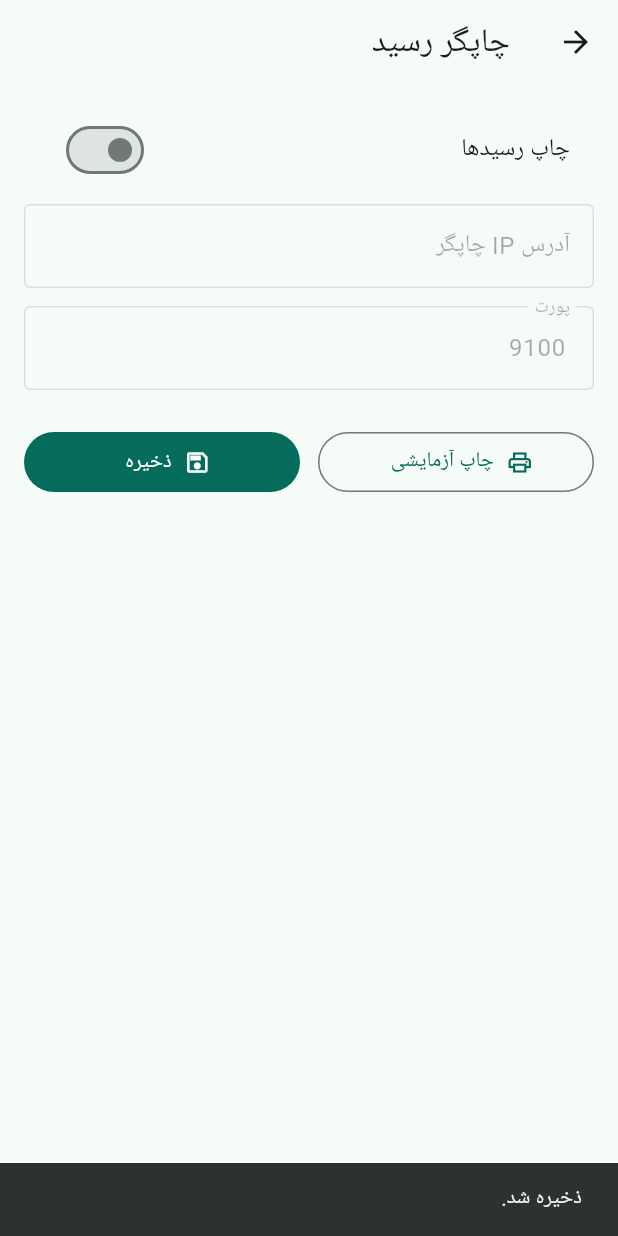
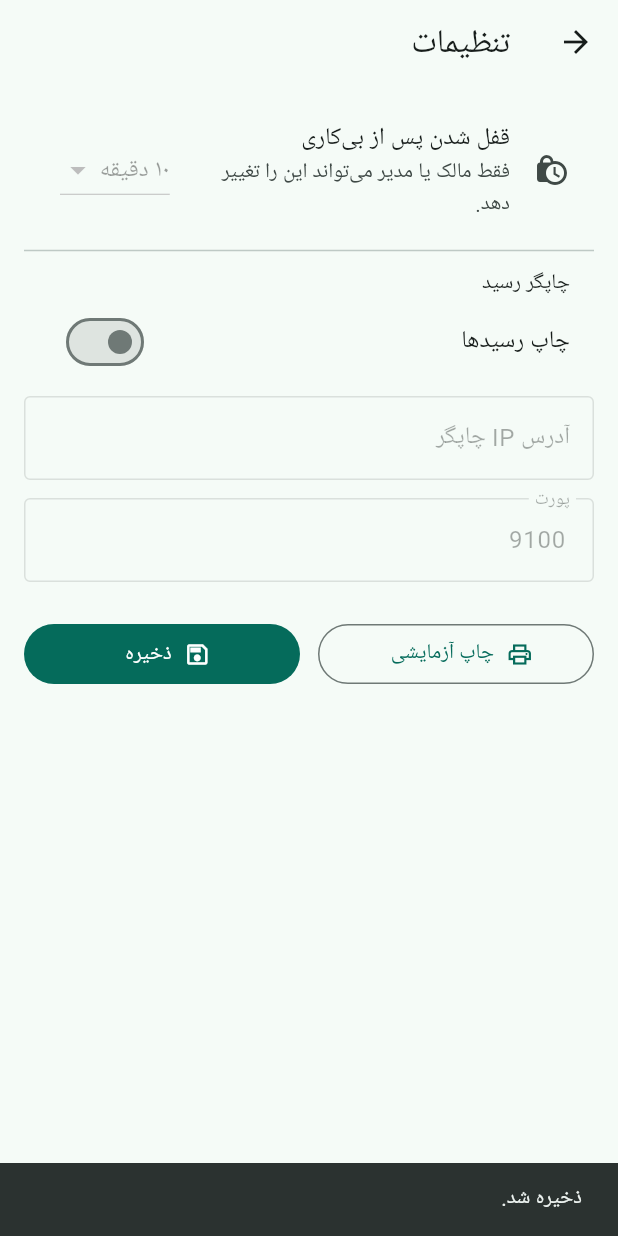
Before and after one commit to aminullah-dev/DukanPro, a Flutter app: the PrinterSettingsScreen screen opened directly, after a tap on "ذخیره", on a phone screen of 412 x 824 dp. Run offline on Flutter 3.47's test engine with Material 3 defaults, Android fonts, the phone set to English and light mode, and no system bars; our stand-ins replace dio, drift, flutter_riverpod, flutter_secure_storage, go_router, local_auth; missing offline and left inert: cryptography; accounts and stored records are empty; generated files the repository leaves out were written again.

Commit message:
Idle lock chosen by management: owners and managers set how soon an idle device locks; 10 minutes until they do
- New permission settings.manage (owner and manager), mirrored in dukan_core
  and the server.
- The idle time is a device setting on the Settings screen: 1, 2, 5, 10, 15 or
  30 minutes, 10 by default. Everyone sees it; only settings.manage can change
  it, and the controller refuses anyone else (ACCESS_DENIED) and any other value.
- SessionGuard restarts its count when the time changes, so a new choice counts
  from the moment it is made.
- The Settings screen is titled Settings, with the printer under its own heading.

The 30-day offline unlock stays as it is.

Co-Authored-By: Claude Opus 5 <noreply@anthropic.com>

```diff
--- a/app/lib/app_shell.dart
+++ b/app/lib/app_shell.dart
@@ -22,6 +22,7 @@ import 'features/pos/pos_screen.dart';
 import 'features/purchasing/receive_stock_screen.dart';
 import 'features/purchasing/suppliers_screen.dart';
 import 'features/settings/printer_settings_screen.dart';
+import 'features/settings/settings_providers.dart';
 import 'features/sync/sync_button.dart';
 import 'features/sync/sync_providers.dart';
 import 'features/read_models.dart';
@@ -77,8 +78,11 @@ class AppShell extends ConsumerWidget {
     ];
 
     final showBell = can(Permission.reportView);
+    // Chosen per device by an owner or manager; 10 minutes until they do.
+    final idleMinutes = ref.watch(idleLockProvider).asData?.value ?? kDefaultIdleLockMinutes;
     return SessionGuard(
       onLock: () => ref.read(authControllerProvider.notifier).lock(),
+      idleLock: Duration(minutes: idleMinutes),
       child: _Shell(features: features, showBell: showBell),
     );
   }
--- a/app/lib/features/settings/printer_settings_screen.dart
+++ b/app/lib/features/settings/printer_settings_screen.dart
@@ -1,3 +1,4 @@
+import 'package:dukan_core/dukan_core.dart' show Permission;
 import 'package:dukan_hardware/dukan_hardware.dart';
 import 'package:flutter/material.dart';
 import 'package:flutter_riverpod/flutter_riverpod.dart';
@@ -82,7 +83,7 @@ class _PrinterSettingsScreenState extends ConsumerState<PrinterSettingsScreen> {
     final l = AppLocalizations.of(context);
     final async = ref.watch(printerSettingsControllerProvider);
     return Scaffold(
-      appBar: AppBar(leading: ShellScope.menuButton(context), title: Text(l.printerSettings)),
+      appBar: AppBar(leading: ShellScope.menuButton(context), title: Text(l.settings)),
       body: async.when(
         loading: () => const Center(child: CircularProgressIndicator()),
         error: (e, _) => ErrorMessage(e),
@@ -92,6 +93,11 @@ class _PrinterSettingsScreenState extends ConsumerState<PrinterSettingsScreen> {
             padding: const EdgeInsets.all(16),
             children: [
               const _BiometricTile(),
+              const IdleLockTile(),
+              Padding(
+                padding: const EdgeInsets.symmetric(horizontal: 16),
+                child: Text(l.printerSettings, style: Theme.of(context).textTheme.titleSmall),
+              ),
               SwitchListTile(
                 title: Text(l.enablePrinting),
                 value: _enabled,
@@ -204,6 +210,53 @@ class _BiometricTileState extends ConsumerState<_BiometricTile> {
   }
 }
 
+/// How soon this device locks when nobody touches it. Everyone sees the value;
+/// only an owner or a manager (settings.manage) can change it.
+class IdleLockTile extends ConsumerWidget {
+  const IdleLockTile({super.key});
+
+  Future<void> _choose(BuildContext context, WidgetRef ref, int minutes) async {
+    final l = AppLocalizations.of(context);
+    final messenger = ScaffoldMessenger.of(context);
+    try {
+      await ref.read(idleLockProvider.notifier).save(minutes);
+      messenger.showSnackBar(SnackBar(content: Text(l.savedOk)));
+    } on Object catch (e) {
+      messenger.showSnackBar(SnackBar(content: Text(appErrorText(l, e))));
+    }
+  }
+
+  @override
+  Widget build(BuildContext context, WidgetRef ref) {
+    final l = AppLocalizations.of(context);
+    final minutes = ref.watch(idleLockProvider).asData?.value;
+    if (minutes == null) return const SizedBox.shrink();
+    final canChange = ref.watch(sessionActorProvider)?.can(Permission.settingsManage) ?? false;
+    return Column(
+      mainAxisSize: MainAxisSize.min,
+      children: [
+        ListTile(
+          leading: const Icon(Icons.lock_clock),
+          title: Text(l.idleLockSetting),
+          subtitle: canChange ? null : Text(l.idleLockManagersOnly),
+          trailing: DropdownButton<int>(
+            value: minutes,
+            items: [
+              for (final m in kIdleLockChoices) DropdownMenuItem(value: m, child: Text(l.idleLockMinutes(m))),
+            ],
+            onChanged: canChange
+                ? (m) {
+                    if (m != null && m != minutes) _choose(context, ref, m);
+                  }
+                : null,
+          ),
+        ),
+        const Divider(height: 24),
+      ],
+    );
+  }
+}
+
 class _PasswordDialog extends StatefulWidget {
   const _PasswordDialog();
   @override
--- a/app/lib/features/settings/settings_providers.dart
+++ b/app/lib/features/settings/settings_providers.dart
@@ -1,10 +1,12 @@
 import 'dart:convert';
 
+import 'package:dukan_core/dukan_core.dart' show Permission, PermissionDeniedError, ValidationError;
 import 'package:dukan_data/dukan_data.dart';
 import 'package:dukan_hardware/dukan_hardware.dart';
 import 'package:flutter_riverpod/flutter_riverpod.dart';
 
 import '../auth/providers.dart';
+import '../auth/session.dart';
 
 /// Device-local thermal-printer configuration (ESC/POS over TCP).
 class PrinterConfig {
@@ -66,3 +68,35 @@ final receiptPrinterProvider = Provider<ReceiptPrinter?>((ref) {
   if (config == null || !config.isReady) return null;
   return TcpReceiptPrinter(host: config.host.trim(), port: config.port);
 });
+
+/// How soon an idle app locks, in minutes: a setting of this device, chosen by
+/// an owner or a manager (settings.manage). A till several people share wants
+/// it short, a one-person shop longer; until someone chooses, it is 10 minutes.
+const kIdleLockChoices = [1, 2, 5, 10, 15, 30];
+const kDefaultIdleLockMinutes = 10;
+const idleLockSettingKey = 'idle_lock_minutes';
+
+class IdleLockController extends AsyncNotifier<int> {
+  SettingsStore get _store => ref.read(settingsStoreProvider);
+
+  @override
+  Future<int> build() async {
+    final saved = int.tryParse(await _store.get(idleLockSettingKey) ?? '');
+    return kIdleLockChoices.contains(saved) ? saved! : kDefaultIdleLockMinutes;
+  }
+
+  /// Keeps [minutes] for this device. The screen offers the choice only to an
+  /// owner or a manager; this holds whoever calls it.
+  Future<void> save(int minutes) async {
+    if (!(ref.read(sessionActorProvider)?.can(Permission.settingsManage) ?? false)) {
+      throw PermissionDeniedError('ACCESS_DENIED', {'permission': Permission.settingsManage.code});
+    }
+    if (!kIdleLockChoices.contains(minutes)) {
+      throw ValidationError('IDLE_LOCK_INVALID', {'minutes': minutes});
+    }
+    await _store.set(idleLockSettingKey, '$minutes');
+    state = AsyncData(minutes);
+  }
+}
+
+final idleLockProvider = AsyncNotifierProvider<IdleLockController, int>(IdleLockController.new);
--- a/app/lib/l10n/app_en.arb
+++ b/app/lib/l10n/app_en.arb
@@ -156,6 +156,10 @@
   "language": "Language",
   "errSessionEnded": "Your access has changed or ended. Sign in again.",
   "biometricUnlockSetting": "Unlock with fingerprint",
+  "idleLockSetting": "Lock when idle for",
+  "idleLockMinutes": "{count, plural, =1{{count} minute} other{{count} minutes}}",
+  "@idleLockMinutes": { "placeholders": { "count": { "type": "int", "format": "decimalPattern" } } },
+  "idleLockManagersOnly": "Only an owner or a manager can change this.",
   "confirmPasswordTitle": "Confirm your password",
   "lastSyncedAt": "Last synced {time}",
   "@lastSyncedAt": { "placeholders": { "time": { "type": "String" } } },
--- a/app/lib/l10n/app_fa.arb
+++ b/app/lib/l10n/app_fa.arb
@@ -147,6 +147,9 @@
   "language": "زبان",
   "errSessionEnded": "دسترسی شما تغییر کرده یا پایان یافته است. دوباره وارد شوید.",
   "biometricUnlockSetting": "باز کردن با اثر انگشت",
+  "idleLockSetting": "قفل شدن پس از بی‌کاری",
+  "idleLockMinutes": "{count, plural, =1{{count} دقیقه} other{{count} دقیقه}}",
+  "idleLockManagersOnly": "فقط مالک یا مدیر می‌تواند این را تغییر دهد.",
   "confirmPasswordTitle": "رمز عبور خود را تأیید کنید",
   "lastSyncedAt": "آخرین همگام‌سازی {time}",
   "employees": "کارمندان",
--- a/app/lib/l10n/app_fa_AF.arb
+++ b/app/lib/l10n/app_fa_AF.arb
@@ -147,6 +147,9 @@
   "language": "زبان",
   "errSessionEnded": "دسترسی شما تغییر کرده یا پایان یافته است. دوباره وارد شوید.",
   "biometricUnlockSetting": "باز کردن با اثر انگشت",
+  "idleLockSetting": "قفل شدن پس از بی‌کاری",
+  "idleLockMinutes": "{count, plural, =1{{count} دقیقه} other{{count} دقیقه}}",
+  "idleLockManagersOnly": "فقط مالک یا مدیر می‌تواند این را تغییر دهد.",
   "confirmPasswordTitle": "رمز عبور خود را تأیید کنید",
   "lastSyncedAt": "آخرین همگام‌سازی {time}",
   "employees": "کارمندان",
--- a/app/lib/l10n/app_localizations.dart
+++ b/app/lib/l10n/app_localizations.dart
@@ -983,6 +983,24 @@ abstract class AppLocalizations {
   /// **'Unlock with fingerprint'**
   String get biometricUnlockSetting;
 
+  /// No description provided for @idleLockSetting.
+  ///
+  /// In en, this message translates to:
+  /// **'Lock when idle for'**
+  String get idleLockSetting;
+
+  /// No description provided for @idleLockMinutes.
+  ///
+  /// In en, this message translates to:
+  /// **'{count, plural, =1{{count} minute} other{{count} minutes}}'**
+  String idleLockMinutes(int count);
+
+  /// No description provided for @idleLockManagersOnly.
+  ///
+  /// In en, this message translates to:
+  /// **'Only an owner or a manager can change this.'**
+  String get idleLockManagersOnly;
+
   /// No description provided for @confirmPasswordTitle.
   ///
   /// In en, this message translates to:
--- a/app/lib/l10n/app_localizations_fa.dart
+++ b/app/lib/l10n/app_localizations_fa.dart
@@ -546,6 +546,28 @@ class AppLocalizationsFa extends AppLocalizations {
   String get biometricUnlockSetting => 'باز کردن با اثر انگشت';
 
   @override
+  String get idleLockSetting => 'قفل شدن پس از بی‌کاری';
+
+  @override
+  String idleLockMinutes(int count) {
+    final intl.NumberFormat countNumberFormat =
+        intl.NumberFormat.decimalPattern(localeName);
+    final String countString = countNumberFormat.format(count);
+
+    String _temp0 = intl.Intl.pluralLogic(
+      count,
+      locale: localeName,
+      other: '$countString دقیقه',
+      one: '$countString دقیقه',
+    );
+    return '$_temp0';
+  }
+
+  @override
+  String get idleLockManagersOnly =>
+      'فقط مالک یا مدیر می‌تواند این را تغییر دهد.';
+
+  @override
   String get confirmPasswordTitle => 'رمز عبور خود را تأیید کنید';
 
   @override
@@ -1666,6 +1688,28 @@ class AppLocalizationsFaAf extends AppLocalizationsFa {
   String get biometricUnlockSetting => 'باز کردن با اثر انگشت';
 
   @override
+  String get idleLockSetting => 'قفل شدن پس از بی‌کاری';
+
+  @override
+  String idleLockMinutes(int count) {
+    final intl.NumberFormat countNumberFormat =
+        intl.NumberFormat.decimalPattern(localeName);
+    final String countString = countNumberFormat.format(count);
+
+    String _temp0 = intl.Intl.pluralLogic(
+      count,
+      locale: localeName,
+      other: '$countString دقیقه',
+      one: '$countString دقیقه',
+    );
+    return '$_temp0';
+  }
+
+  @override
+  String get idleLockManagersOnly =>
+      'فقط مالک یا مدیر می‌تواند این را تغییر دهد.';
+
+  @override
   String get confirmPasswordTitle => 'رمز عبور خود را تأیید کنید';
 
   @override
--- a/app/lib/l10n/app_ps.arb
+++ b/app/lib/l10n/app_ps.arb
@@ -147,6 +147,9 @@
   "language": "ژبه",
   "errSessionEnded": "ستاسو لاسرسی بدل شوی یا پای ته رسېدلی دی. بیا ننوځئ.",
   "biometricUnlockSetting": "د ګوتې په نښه خلاصول",
+  "idleLockSetting": "له بېکارۍ وروسته قلفېدل",
+  "idleLockMinutes": "{count, plural, =1{{count} دقیقه} other{{count} دقیقې}}",
+  "idleLockManagersOnly": "یوازې مالک یا مدیر یې بدلولی شي.",
   "confirmPasswordTitle": "خپل پټنوم تایید کړئ",
   "lastSyncedAt": "وروستۍ همغږي {time}",
   "employees": "کارمندان",
--- a/packages/dukan_core/lib/domain/identity.dart
+++ b/packages/dukan_core/lib/domain/identity.dart
@@ -18,7 +18,10 @@ enum Permission {
   saleVoid('sale.void'),
   saleDiscount('sale.discount'),
   customerCredit('customer.credit'),
-  purchaseCost('purchase.cost');
+  purchaseCost('purchase.cost'),
+
+  /// This device's own settings, such as how soon an idle app locks.
+  settingsManage('settings.manage');
 
   const Permission(this.code);
   final String code;
@@ -65,6 +68,7 @@ final Map<BuiltinRole, Set<Permission>> kBuiltinRolePermissions = {
     Permission.saleDiscount,
     Permission.customerCredit,
     Permission.purchaseCost,
+    Permission.settingsManage,
   },
   BuiltinRole.cashier: {Permission.saleCreate},
   BuiltinRole.stockKeeper: {Permission.stockAdjust},
```
Also changed, not shown: app/lib/features/auth/session_guard.dart (+10 -2 lines), app/lib/l10n/app_localizations_en.dart (+22 -0 lines), app/lib/l10n/app_localizations_ps.dart (+21 -0 lines), 6 other files.
